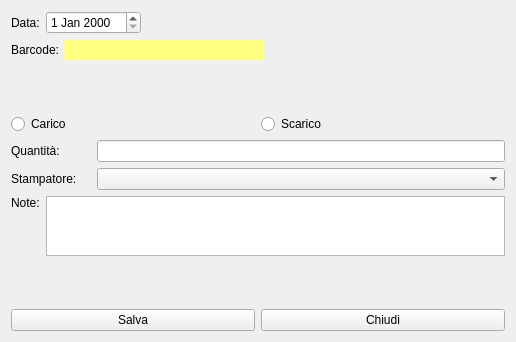
Qt form ftmodmov.ui (fblabs/CLTags) before a commit.
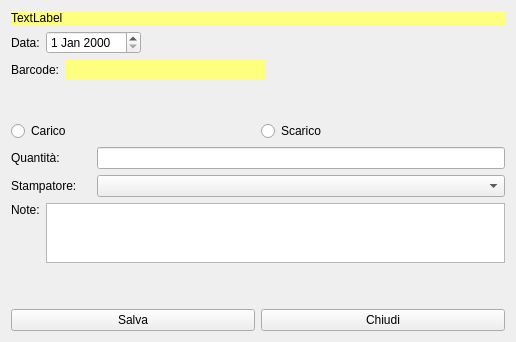
The same form after that commit. Icons and pictures are not drawn.

```diff
--- a/ftmodmov.ui
+++ b/ftmodmov.ui
@@ -21,6 +21,16 @@
     <normaloff>:/resources/icons/8704261_premium_toggle_icon.png</normaloff>:/resources/icons/8704261_premium_toggle_icon.png</iconset>
   </property>
   <layout class="QVBoxLayout" name="verticalLayout_2">
+   <item>
+    <widget class="QLabel" name="lbTitle">
+     <property name="styleSheet">
+      <string notr="true">background-color: rgb(255, 255, 127);</string>
+     </property>
+     <property name="text">
+      <string>TextLabel</string>
+     </property>
+    </widget>
+   </item>
    <item>
     <layout class="QHBoxLayout" name="horizontalLayout_5">
      <item>
```
Left out of the diff: 2 changed lines with no effect on the pictures.
